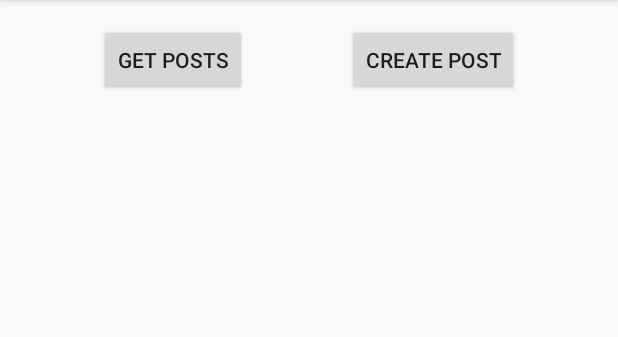
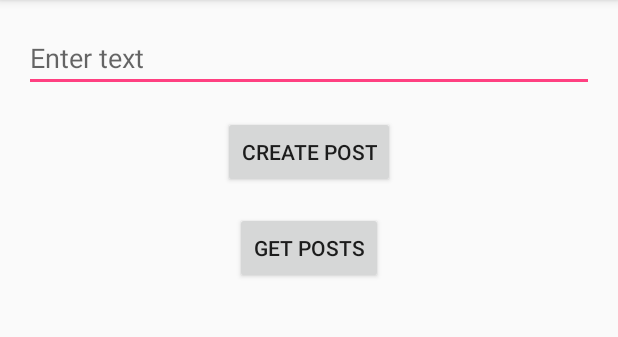
Before and after one commit to kvnwong/CS-496, an Android app: the screen it shows after launch (APIActivity), after a tap on "HTTP AND OAUTH", on a phone screen of 412 x 824 dp, the part 84-421 px from its top. Run offline under Robolectric (Android 15) with nearby library versions, the phone set to English and light mode, and no system bars; libraries missing offline, so code that uses them is left out: net.openid.appauth; 2 statements that could not run were skipped.

Commit message:
all done

```diff
--- a/Android-HTTP-and-OAuth/app/src/main/java/cs496/androidhttpandoauth/APIActivity.java
+++ b/Android-HTTP-and-OAuth/app/src/main/java/cs496/androidhttpandoauth/APIActivity.java
@@ -11,6 +11,7 @@ import android.util.Log;
 import android.view.View;
 import android.widget.ArrayAdapter;
 import android.widget.Button;
+import android.widget.EditText;
 import android.widget.ListView;
 import android.widget.SimpleAdapter;
 import android.widget.SimpleCursorAdapter;
@@ -37,8 +38,10 @@ import java.util.Map;
 import okhttp3.Call;
 import okhttp3.Callback;
 import okhttp3.HttpUrl;
+import okhttp3.MediaType;
 import okhttp3.OkHttpClient;
 import okhttp3.Request;
+import okhttp3.RequestBody;
 import okhttp3.Response;
 
 public class APIActivity extends AppCompatActivity {
@@ -46,6 +49,8 @@ public class APIActivity extends AppCompatActivity {
     private AuthorizationService mAuthorizationService;
     private AuthState mAuthState;
     private OkHttpClient mOkHttpClient;
+    public static final MediaType JSON
+            = MediaType.parse("application/json; charset=utf-8");
 
     @Override
     protected void onCreate(Bundle savedInstanceState) {
@@ -81,7 +86,7 @@ public class APIActivity extends AppCompatActivity {
                                             JSONObject j = new JSONObject(r);
                                             JSONArray items = j.getJSONArray("items");
                                             List<Map<String,String>> posts = new ArrayList<Map<String,String>>();
-                                            for(int i = 0; i < items.length(); i++){
+                                            for(int i = 0; i < 3; i++){
                                                 HashMap<String, String> m = new HashMap<String, String>();
                                                 m.put("published", items.getJSONObject(i).getString("published"));
                                                 m.put("title",items.getJSONObject(i).getString("title"));
@@ -103,6 +108,48 @@ public class APIActivity extends AppCompatActivity {
                                             e1.printStackTrace();
                                         }
 
+                                    }
+                                });
+                            }
+                        }
+                    });
+                } catch(Exception e){
+                    e.printStackTrace();
+                }
+            }
+        });
+
+        ((Button)findViewById(R.id.google_plus_create_post_button)).setOnClickListener(new View.OnClickListener() {
+            @Override
+            public void onClick(View v) {
+                try{
+                    mAuthState.performActionWithFreshTokens(mAuthorizationService, new AuthState.AuthStateAction() {
+                        @Override
+                        public void execute(@Nullable String accessToken, @Nullable String idToken, @Nullable AuthorizationException e) {
+                            if(e == null){
+                                EditText mEdit;
+                                mEdit = (EditText)findViewById(R.id.google_plus_post_message);
+                                String userInput = mEdit.getText().toString();
+                                String json = "{'object': {'originalContent': '" + userInput + "'},'access': {'domainRestricted': true}}";
+                                mOkHttpClient = new OkHttpClient();
+                                HttpUrl reqUrl = HttpUrl.parse("https://www.googleapis.com/plusDomains/v1/people/me/activities");
+                                reqUrl = reqUrl.newBuilder().addQueryParameter("key", "AIzaSyD8uDLplQsURqhGBV4Gp1kHVAXypGmq3DA").build();
+                                RequestBody body = RequestBody.create(JSON, json);
+                                Request request = new Request.Builder()
+                                        .url(reqUrl)
+                                        .post(body)
+                                        .addHeader("Authorization", "Bearer " + accessToken)
+                                        .build();
+                                mOkHttpClient.newCall(request).enqueue(new Callback() {
+                                    @Override
+                                    public void onFailure(Call call, IOException e) {
+                                        e.printStackTrace();
+                                    }
+
+                                    @Override
+                                    public void onResponse(Call call, Response response) throws IOException {
+                                        String r = response.body().string();
+                                        //System.out.println(r);
                                     }
                                 });
                             }
--- a/Android-HTTP-and-OAuth/app/src/main/res/layout/activity_api.xml
+++ b/Android-HTTP-and-OAuth/app/src/main/res/layout/activity_api.xml
@@ -5,25 +5,6 @@
     android:layout_width="match_parent"
     android:layout_height="match_parent"
     tools:context="cs496.androidhttpandoauth.APIActivity">
-
-    <Button
-        android:id="@+id/google_plus_get_post_button"
-        android:layout_width="wrap_content"
-        android:layout_height="wrap_content"
-        android:layout_marginTop="16dp"
-        android:text="get posts"
-        app:layout_constraintLeft_toLeftOf="parent"
-        app:layout_constraintRight_toLeftOf="@+id/google_plus_create_post_button"
-        app:layout_constraintTop_toTopOf="parent" />
-
-    <Button
-        android:id="@+id/google_plus_create_post_button"
-        android:layout_width="wrap_content"
-        android:layout_height="wrap_content"
-        android:text="create post"
-        app:layout_constraintBaseline_toBaselineOf="@+id/google_plus_get_post_button"
-        app:layout_constraintLeft_toRightOf="@+id/google_plus_get_post_button"
-        app:layout_constraintRight_toRightOf="parent" />
 
     <ListView
         android:id="@+id/google_post_list"
@@ -34,9 +15,42 @@
         android:layout_marginRight="16dp"
         android:layout_marginTop="16dp"
         app:layout_constraintBottom_toBottomOf="parent"
+        app:layout_constraintLeft_toLeftOf="parent"
+        app:layout_constraintRight_toRightOf="parent"
+        app:layout_constraintTop_toBottomOf="@+id/google_plus_get_post_button" />
+
+    <EditText
+        android:id="@+id/google_plus_post_message"
+        android:layout_width="0dp"
+        android:layout_height="wrap_content"
+        android:layout_marginLeft="16dp"
+        android:layout_marginRight="16dp"
+        android:layout_marginTop="16dp"
+        android:ems="10"
+        android:hint="Enter text"
+        android:inputType="textPersonName"
         app:layout_constraintHorizontal_bias="0.0"
         app:layout_constraintLeft_toLeftOf="parent"
         app:layout_constraintRight_toRightOf="parent"
-        app:layout_constraintTop_toBottomOf="@+id/google_plus_create_post_button"
-        app:layout_constraintVertical_bias="0.0" />
+        app:layout_constraintTop_toTopOf="parent" />
+
+    <Button
+        android:id="@+id/google_plus_create_post_button"
+        android:layout_width="wrap_content"
+        android:layout_height="wrap_content"
+        android:layout_marginTop="16dp"
+        android:text="create post"
+        app:layout_constraintLeft_toLeftOf="parent"
+        app:layout_constraintRight_toRightOf="parent"
+        app:layout_constraintTop_toBottomOf="@+id/google_plus_post_message" />
+
+    <Button
+        android:id="@+id/google_plus_get_post_button"
+        android:layout_width="wrap_content"
+        android:layout_height="wrap_content"
+        android:layout_marginTop="16dp"
+        android:text="get posts"
+        app:layout_constraintLeft_toLeftOf="parent"
+        app:layout_constraintRight_toRightOf="parent"
+        app:layout_constraintTop_toBottomOf="@+id/google_plus_create_post_button" />
 </android.support.constraint.ConstraintLayout>
```
